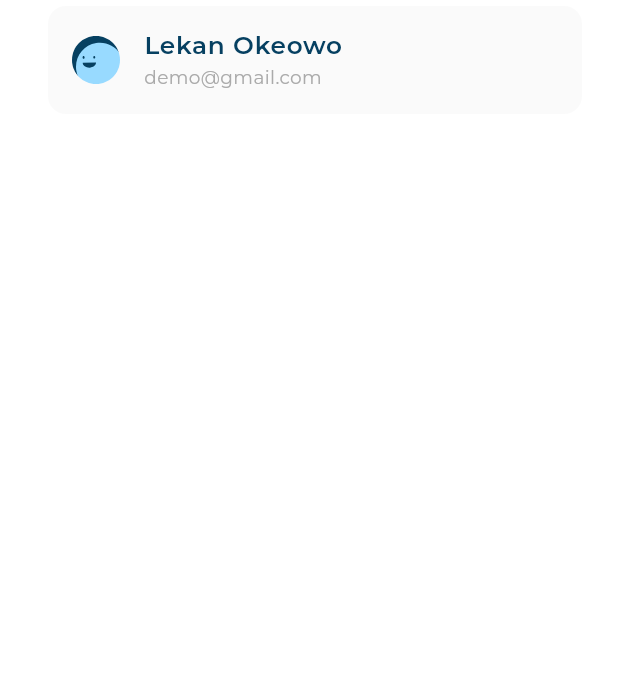
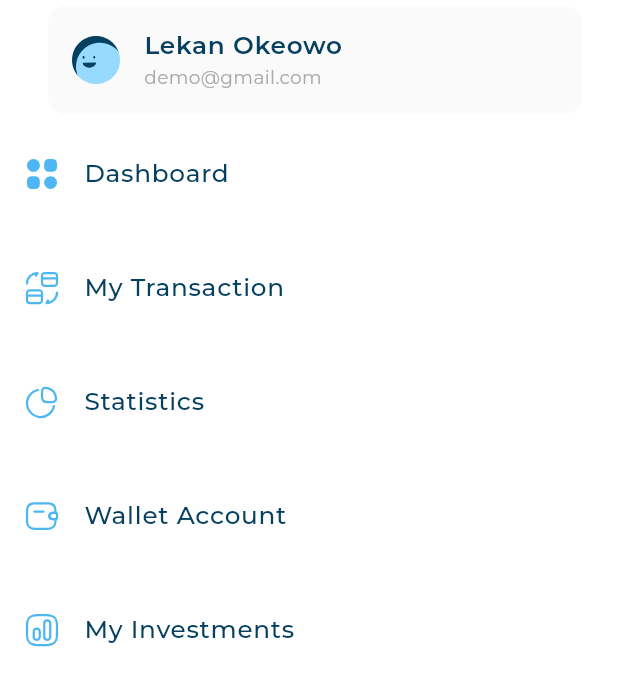
Before and after one commit to Zakarya-Jawish/Resopnsive_Dashboard, a Flutter app: the CustomDrawer widget shown alone on an empty page, opened directly, on a phone screen of 412 x 824 dp. Shown: the top 686 px of the screen. Run offline on Flutter 3.47's test engine with Material 3 defaults, Android fonts, the phone set to English and light mode, and no system bars; our stand-ins replace flutter_svg; project files that could hold a hidden picture were left out.

Commit message:
create drawer item list view

```diff
--- a/lib/views/widgets/custom_drawer.dart
+++ b/lib/views/widgets/custom_drawer.dart
@@ -1,17 +1,34 @@
 import 'package:flutter/material.dart';
+import 'package:responsive_dashboard_x/models/drawer_itme_model.dart';
 import 'package:responsive_dashboard_x/utils/app_images.dart';
+import 'package:responsive_dashboard_x/views/widgets/drawer_item_list_view.dart';
 import 'package:responsive_dashboard_x/views/widgets/user_info_list_tile.dart';
 
 class CustomDrawer extends StatelessWidget {
   const CustomDrawer({super.key});
-
+  static List<DrawerItemModel> items = [
+    DrawerItemModel(image: Assets.dashboard, title: 'Dashboard'),
+    DrawerItemModel(
+      image: Assets.myTransctions,
+      title: 'My Transaction',
+    ),
+    DrawerItemModel(image: Assets.statistics, title: 'Statistics'),
+    DrawerItemModel(
+      image: Assets.walletAccount,
+      title: 'Wallet Account',
+    ),
+    DrawerItemModel(
+      image: Assets.myInvestments,
+      title: 'My Investments',
+    ),
+  ];
   @override
   Widget build(BuildContext context) {
     return Container(
       color: Colors.white,
-      child: const Column(
+      child: Column(
         children: [
-          Padding(
+          const Padding(
             padding: EdgeInsets.only(left: 28.0, right: 20),
             child: UserInfoListTile(
               image: Assets.avatar3,
@@ -19,7 +36,8 @@ class CustomDrawer extends StatelessWidget {
               subtitle: 'demo@gmail.com',
             ),
           ),
-          SizedBox(height: 8),
+          const SizedBox(height: 8),
+          DrawerItemListView(items: items),
         ],
       ),
     );
--- /dev/null
+++ b/lib/views/widgets/drawer_item_list_view.dart
@@ -0,0 +1,25 @@
+import 'package:flutter/material.dart';
+import 'package:responsive_dashboard_x/models/drawer_itme_model.dart';
+import 'package:responsive_dashboard_x/views/widgets/drawer_item.dart';
+
+class DrawerItemListView extends StatelessWidget {
+  const DrawerItemListView({super.key, required this.items});
+
+  final List<DrawerItemModel> items;
+
+  @override
+  Widget build(BuildContext context) {
+    return Expanded(
+      child: ListView.builder(
+        shrinkWrap: false,
+        physics: const NeverScrollableScrollPhysics(),
+        itemBuilder:
+            (context, index) => Padding(
+              padding: const EdgeInsets.only(bottom: 20.0),
+              child: DrawerItem(drawerItemModel: items[index]),
+            ),
+        itemCount: items.length,
+      ),
+    );
+  }
+}
```
